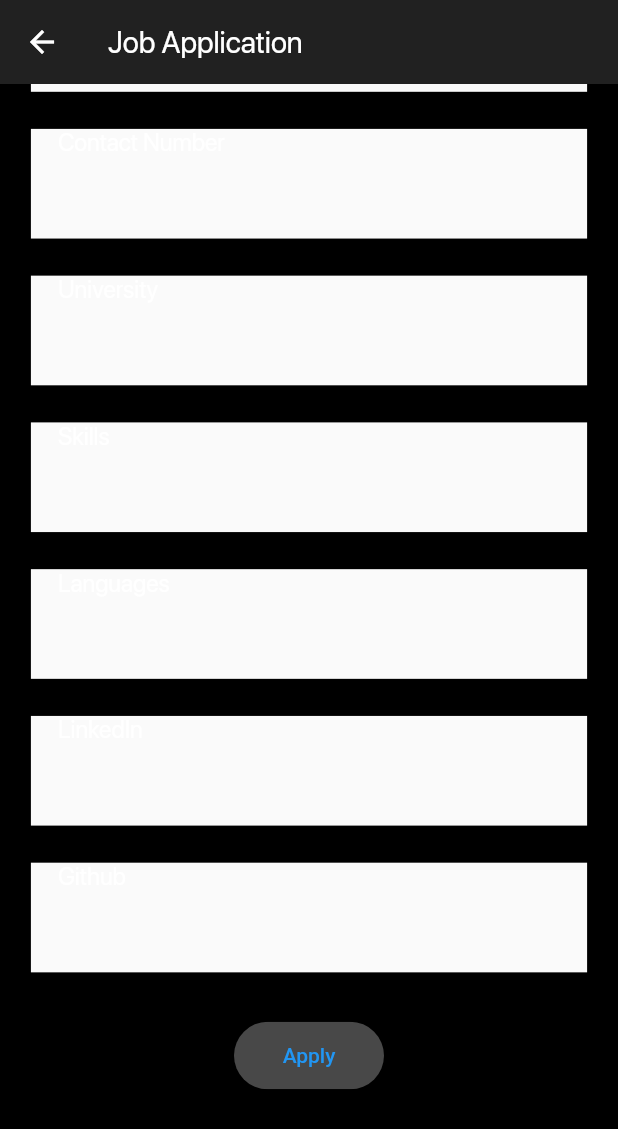
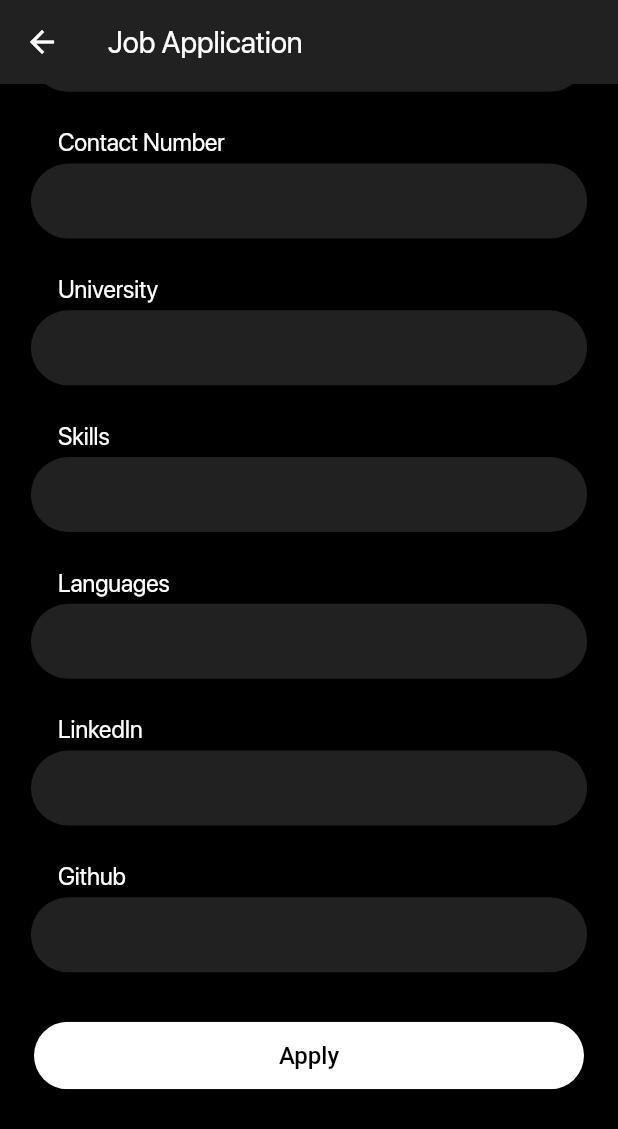
Before and after one commit to rusiruavb/LinkUp, a Flutter app: the ApplicationFormScreen screen opened by its route, scrolled down 179 dp, on a phone screen of 412 x 824 dp. Shown: the top 1129 px of the screen. Run offline on Flutter 3.47's test engine with Material 2 defaults, Android fonts, the phone set to English and light mode, and no system bars; our stand-ins replace firebase_core, firebase_storage, flutter_secure_storage, flutter_slidable, fluttertoast, font_awesome_flutter and 3 more; accounts and stored records are empty; network calls fail; statements that could not run were skipped; project files that could hold a hidden picture were left out.

Commit message:
Connect job application form to `Apply Now` botton

```diff
--- a/lib/components/rounded_button.dart
+++ b/lib/components/rounded_button.dart
@@ -9,7 +9,7 @@ class RoundedButton extends StatelessWidget {
   final IconData icon;
   final double height;
   final double width;
-  final double iconColor;
+  final Color iconColor;
   final double fontSize;
 
   const RoundedButton({
--- a/lib/screens/application_form/application_form_screen.dart
+++ b/lib/screens/application_form/application_form_screen.dart
@@ -61,6 +61,8 @@ class _ApplicationFormScreenState extends State<ApplicationFormScreen> {
                           applicantName = value;
                         });
                       },
+                      backgroundColor: colorDarkBackground,
+                      textAreaColor: colorDarkMidGround,
                       value: applicantName,
                       isRequired: true,
                     ),
@@ -74,6 +76,8 @@ class _ApplicationFormScreenState extends State<ApplicationFormScreen> {
                           nic = value;
                         });
                       },
+                      backgroundColor: colorDarkBackground,
+                      textAreaColor: colorDarkMidGround,
                       value: nic,
                       isRequired: true,
                     ),
@@ -88,6 +92,8 @@ class _ApplicationFormScreenState extends State<ApplicationFormScreen> {
                           contactNumber = value;
                         });
                       },
+                      backgroundColor: colorDarkBackground,
+                      textAreaColor: colorDarkMidGround,
                       value: contactNumber,
                       isRequired: true,
                     ),
@@ -101,6 +107,8 @@ class _ApplicationFormScreenState extends State<ApplicationFormScreen> {
                           university = value;
                         });
                       },
+                      backgroundColor: colorDarkBackground,
+                      textAreaColor: colorDarkMidGround,
                       value: university,
                       isRequired: true,
                     ),
@@ -114,6 +122,8 @@ class _ApplicationFormScreenState extends State<ApplicationFormScreen> {
                           skills = value;
                         });
                       },
+                      backgroundColor: colorDarkBackground,
+                      textAreaColor: colorDarkMidGround,
                       value: skills,
                       isRequired: true,
                     ),
@@ -127,6 +137,8 @@ class _ApplicationFormScreenState extends State<ApplicationFormScreen> {
                           languages = value;
                         });
                       },
+                      backgroundColor: colorDarkBackground,
+                      textAreaColor: colorDarkMidGround,
                       value: languages,
                       isRequired: true,
                     ),
@@ -140,6 +152,8 @@ class _ApplicationFormScreenState extends State<ApplicationFormScreen> {
                           linkedIn = value;
                         });
                       },
+                      backgroundColor: colorDarkBackground,
+                      textAreaColor: colorDarkMidGround,
                       value: linkedIn,
                       isRequired: true,
                     ),
@@ -153,6 +167,8 @@ class _ApplicationFormScreenState extends State<ApplicationFormScreen> {
                           github = value;
                         });
                       },
+                      backgroundColor: colorDarkBackground,
+                      textAreaColor: colorDarkMidGround,
                       value: github,
                       isRequired: true,
                     ),
@@ -172,11 +188,12 @@ class _ApplicationFormScreenState extends State<ApplicationFormScreen> {
                         right: 15,
                       ),
                       child: RoundedButton(
-                        color: colorDarkForground,
-                        fontSize: 14,
+                        color: colorTextPrimary,
+                        fontSize: 16,
                         height: 45,
-                        width: 100,
+                        width: size.width * 0.89,
                         text: "Apply",
+                        textColor: colorDarkBackground,
                         onPressed: () {
                           print("Button clicked");
                         },
--- a/lib/screens/jobs_feed/jobs_screen.dart
+++ b/lib/screens/jobs_feed/jobs_screen.dart
@@ -1,9 +1,9 @@
 import "package:flutter/material.dart";
 import 'package:linkup/components/add_job_feed.dart';
-import 'package:linkup/components/add_post_feed.dart';
 import 'package:linkup/components/job_card.dart';
 import 'package:linkup/models/job_model.dart';
 import 'package:linkup/providers/job_provider.dart';
+import 'package:linkup/screens/application_form/application_form_screen.dart';
 import 'package:provider/provider.dart';
 import 'package:linkup/constants.dart';
 
@@ -67,6 +67,14 @@ class JobsFeedScreenState extends State<JobsFeedScreen> {
             position: snapshot.data[index].position,
             jobImage: snapshot.data[index].jobImage,
             salary: snapshot.data[index].salary,
+            onClick: () {
+              Navigator.push(
+                context,
+                MaterialPageRoute(
+                  builder: (context) => const ApplicationFormScreen(),
+                ),
+              );
+            },
           );
         }),
       );
--- a/lib/screens/profile/edit_profile_screen.dart
+++ b/lib/screens/profile/edit_profile_screen.dart
@@ -227,7 +227,10 @@ class _EditProfileScreenState extends State<EditProfileScreen> {
                                 ),
                               ),
                               TextButton(
-                                onPressed: () => Navigator.pop(context, 'OK'),
+                                onPressed: () {
+                                  userProvider.deleteUser(context);
+                                  Navigator.pop(context, 'OK');
+                                },
                                 child: const Text(
                                   'Delete Profile',
                                   style: TextStyle(
```
